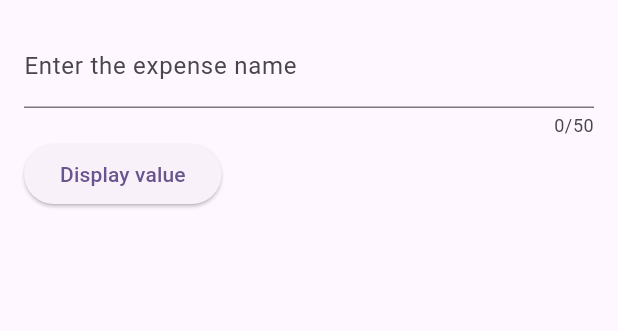
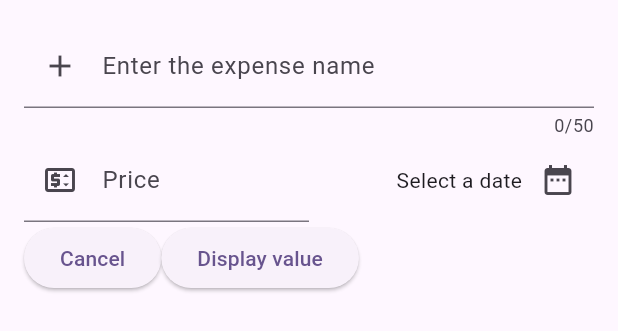
Before and after one commit to riahimedyassin/Expenses-App, a Flutter app: the AddExpense widget shown alone on an empty page, opened directly, on a phone screen of 412 x 824 dp. Shown: the top 331 px of the screen. Run offline on Flutter 3.47's test engine with Material 3 defaults, Android fonts, the phone set to English and light mode, and no system bars.

Commit message:
Date picker

```diff
--- a/lib/add_expense.dart
+++ b/lib/add_expense.dart
@@ -1,6 +1,7 @@
 import 'dart:developer';
 
 import 'package:flutter/material.dart';
+import 'package:intl/intl.dart';
 
 class AddExpense extends StatefulWidget {
   const AddExpense({super.key});
@@ -11,6 +12,15 @@ class AddExpense extends StatefulWidget {
 
 class _AddExpenseState extends State<AddExpense> {
   final _titleController = TextEditingController();
+  final _priceController = TextEditingController();
+  late final DateTime? _date;
+  String dateString = 'Select a date';
+  @override
+  void dispose() {
+    super.dispose();
+    _titleController.dispose();
+    _priceController.dispose();
+  }
 
   @override
   Widget build(BuildContext context) {
@@ -25,13 +35,64 @@ class _AddExpenseState extends State<AddExpense> {
                 controller: _titleController,
                 maxLength: 50,
                 decoration: const InputDecoration(
+                    prefixIcon: Icon(Icons.add),
                     label: Text("Enter the expense name")),
+              ),
+              Row(
+                children: [
+                  Expanded(
+                    child: TextField(
+                      controller: _priceController,
+                      keyboardType: TextInputType.number,
+                      decoration: const InputDecoration(
+                          prefixIcon: Icon(Icons.price_change_outlined),
+                          label: Text("Price")),
+                    ),
+                  ),
+                  Expanded(
+                    child: Row(
+                      mainAxisAlignment: MainAxisAlignment.end,
+                      crossAxisAlignment: CrossAxisAlignment.center,
+                      children: [
+                        Text(dateString),
+                        IconButton(
+                          onPressed: () async {
+                            final firstDate = DateTime(DateTime.now().year - 1);
+                            final lastDate = DateTime(DateTime.now().year + 1);
+                            final DateTime? selectedDate =
+                                await showDatePicker(
+                              context: context,
+                              firstDate: firstDate,
+                              lastDate: lastDate,
+                            );
+                            setState(() {
+                              if(selectedDate!=null) {
+                                _date = selectedDate;
+                                dateString = DateFormat.yMMMMd().format(selectedDate).toString();
+                              }
+                            });
+                          },
+                          icon: const Icon(Icons.date_range),
+                        )
+                      ],
+                    ),
+                  )
+                ],
               ),
               Row(
                 children: [
                   ElevatedButton(
                     onPressed: () {
+                      Navigator.pop(context);
+                    },
+                    child: const Text(
+                      "Cancel",
+                    ),
+                  ),
+                  ElevatedButton(
+                    onPressed: () {
                       log(_titleController.text);
+                      log(_priceController.text);
                     },
                     child: const Text(
                       'Display value',
@@ -43,10 +104,4 @@ class _AddExpenseState extends State<AddExpense> {
           ),
         ));
   }
-
-  @override
-  void dispose() {
-    super.dispose();
-    _titleController.dispose();
-  }
 }
```
